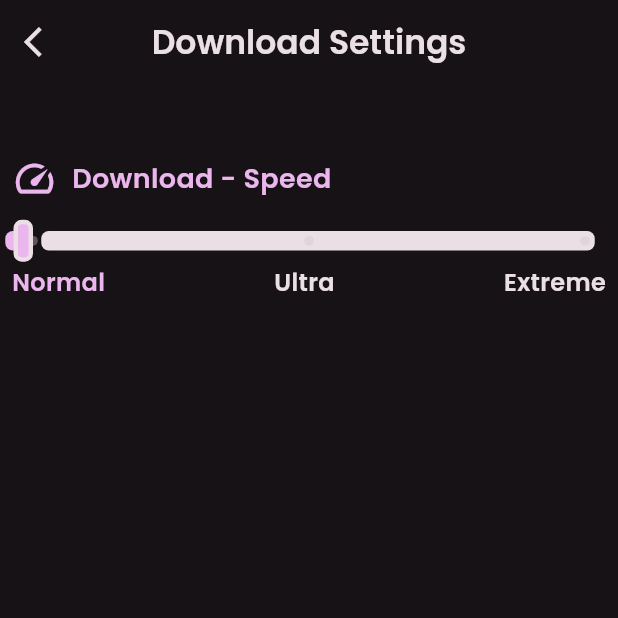
After one commit to reyyuuki/Azyx, a Flutter app: the DownloadSettings screen opened directly, on a phone screen of 412 x 824 dp, the top half of it. The commit adds this screen. Run offline on Flutter 3.47's test engine with Material 3 defaults, Android fonts, the phone set to English and light mode, and no system bars; our stand-ins replace better_player, cached_network_image, carousel_slider, device_info_plus, dio, dynamic_color and 13 more; missing offline and left inert: animated_segmented_tab_control, encrypt, flutter_web_auth, pointycastle; accounts and stored records are empty; network calls fail.

Commit message:
- Added downloading speed settings

```diff
--- /dev/null
+++ b/lib/Screens/settings/download_settings.dart
@@ -0,0 +1,122 @@
+import 'dart:developer';
+
+import 'package:daizy_tv/components/Common/slider.dart';
+import 'package:flutter/material.dart';
+import 'package:hive/hive.dart';
+
+class DownloadSettings extends StatefulWidget {
+  const DownloadSettings({super.key});
+
+  @override
+  State<DownloadSettings> createState() => _DownloadSettingsState();
+}
+
+class _DownloadSettingsState extends State<DownloadSettings> {
+  var box = Hive.box('app-data');
+  late int parallelDownloads;
+
+  @override
+  void initState() {
+    super.initState();
+    parallelDownloads = box.get("parallelDownloads", defaultValue: 50);
+  }
+
+  @override
+  Widget build(BuildContext context) {
+    log(parallelDownloads.toString());
+    return Scaffold(
+      backgroundColor: Theme.of(context).colorScheme.surface,
+      appBar: AppBar(
+        title: const Text(
+          "Download Settings",
+          style: TextStyle(fontFamily: "Poppins-Bold"),
+        ),
+        leading: const Icon(Icons.arrow_back_ios),
+        centerTitle: true,
+      ),
+      body: Padding(
+        padding: const EdgeInsets.all(8.0),
+        child: ListView(
+          children: [
+            const SizedBox(
+              height: 40,
+            ),
+            Row(
+              children: [
+                Icon(
+                  Icons.speed,
+                  size: 30,
+                  color: Theme.of(context).colorScheme.primary,
+                ),
+                const SizedBox(
+                  width: 10,
+                ),
+                Text(
+                  "Download - Speed",
+                  style: TextStyle(
+                      fontFamily: "Poppins-Bold",
+                      fontSize: 18,
+                      color: Theme.of(context).colorScheme.primary),
+                )
+              ],
+            ),
+            const SizedBox(
+              height: 20,
+            ),
+            Column(
+              children: [
+                CustomSlider(
+                    onChanged: (double value) {
+                      setState(() {
+                        parallelDownloads = value.toInt();
+                        box.put("parallelDownloads", parallelDownloads);
+                      });
+                    },
+                    max: 100,
+                    min: 50,
+                    divisions: 2,
+                    value: parallelDownloads.toDouble()),
+                const SizedBox(
+                  height: 10,
+                ),
+                Row(
+                  mainAxisAlignment: MainAxisAlignment.spaceBetween,
+                  children: [
+                    Text(
+                      "Normal",
+                      style: TextStyle(
+                          color: parallelDownloads <= 50
+                              ? Theme.of(context).colorScheme.primary
+                              : Theme.of(context).colorScheme.inverseSurface,
+                          fontFamily: "Poppins-Bold",
+                          fontSize: 16),
+                    ),
+                    Text(
+                      "Ultra",
+                      style: TextStyle(
+                          color: parallelDownloads > 60 &&
+                                  parallelDownloads <= 75
+                              ? Theme.of(context).colorScheme.primary
+                              : Theme.of(context).colorScheme.inverseSurface,
+                          fontFamily: "Poppins-Bold",
+                          fontSize: 16),
+                    ),
+                    Text(
+                      "Extreme",
+                      style: TextStyle(
+                          color: parallelDownloads > 75
+                              ? Theme.of(context).colorScheme.primary
+                              : Theme.of(context).colorScheme.inverseSurface,
+                          fontFamily: "Poppins-Bold",
+                          fontSize: 16),
+                    ),
+                  ],
+                ),
+              ],
+            )
+          ],
+        ),
+      ),
+    );
+  }
+}
--- a/lib/utils/downloader/downloader.dart
+++ b/lib/utils/downloader/downloader.dart
@@ -1,3 +1,4 @@
+import 'dart:developer';
 import 'dart:io';
 import 'dart:typed_data';
 import 'package:flutter_local_notifications/flutter_local_notifications.dart';
@@ -17,8 +18,8 @@ class Downloader {
   Downloader() {
     _initializeNotifications();
     parallelDownloads =
-        Hive.box('app-data').get('parallelDownloads', defaultValue: 5);
-    retries = Hive.box('app-data').get('downloadRetries', defaultValue: 3);
+        Hive.box('app-data').get('parallelDownloads', defaultValue: 50);
+    retries = Hive.box('app-data').get('downloadRetries', defaultValue: 10);
   }
 
   Future<void> _initializeNotifications() async {
@@ -81,7 +82,7 @@ class Downloader {
         progress: 0);
 
     final downloadDir =
-        Directory('/storage/emulated/0/Download/AnymeX/$folderName');
+        Directory('/storage/emulated/0/Download/AzyX/$folderName');
     if (!downloadDir.existsSync()) {
       await downloadDir.create(recursive: true);
     }
@@ -148,7 +149,7 @@ class Downloader {
     final response = await _downloadSegmentWithRetry(url, retries);
     buffers.add(BufferItem(index: index, buffer: response.bodyBytes));
 
-    print("${buffers.length}/$totalSegments");
+    log("${buffers.length}/$totalSegments");
 
     await _updateDownloadNotification(notificationId, notificationTitle,
         (buffers.length / totalSegments) * 100);
```
